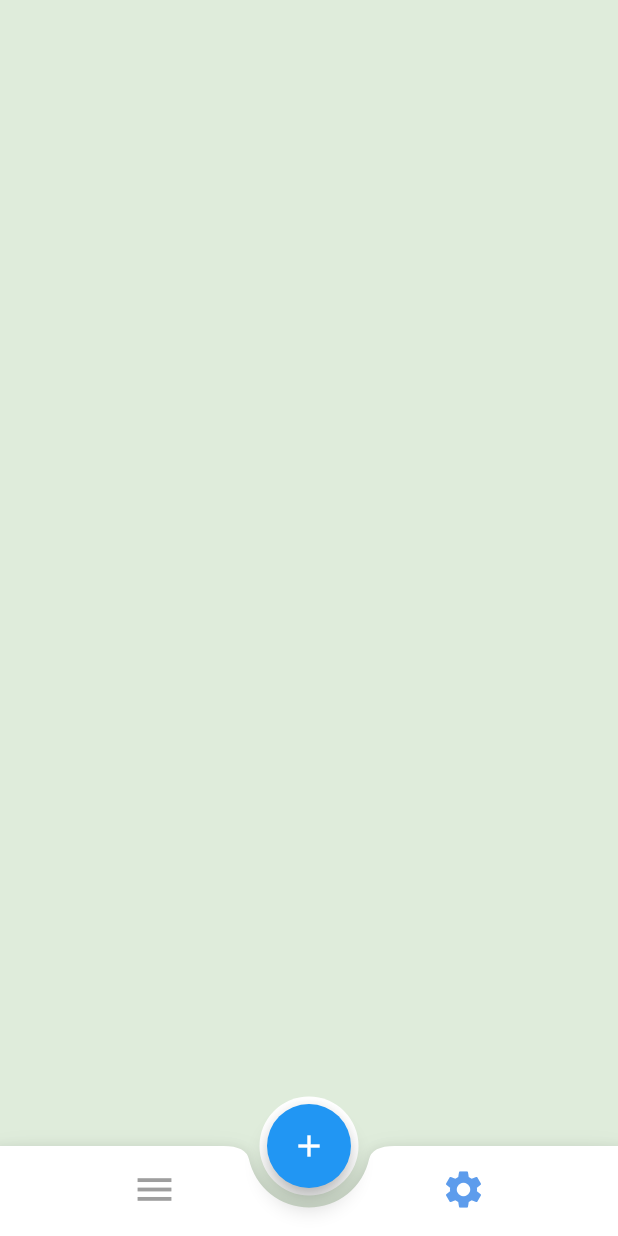
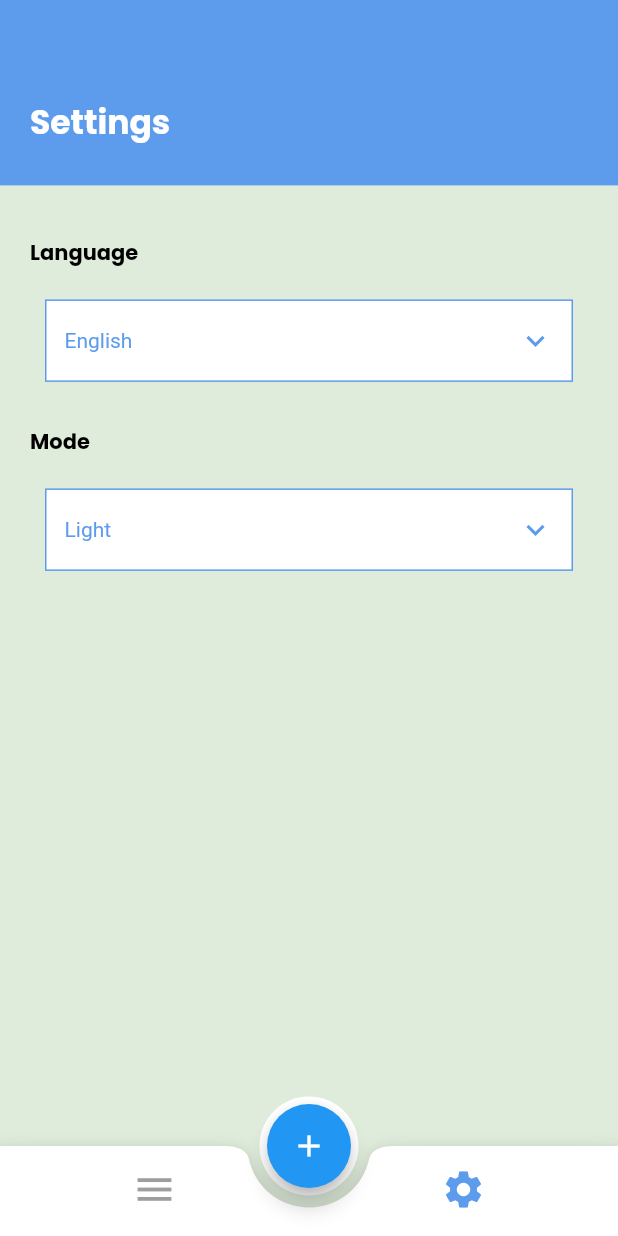
Before and after one commit to basmalahesham/todo_app_c9, a Flutter app: the screen it shows after launch, item 2 of the bottom bar chosen, on a phone screen of 412 x 824 dp. Run offline on Flutter 3.47's test engine with Material 2 defaults, Android fonts, the phone set to English and light mode, and no system bars; our stand-ins replace calendar_timeline, google_fonts.

Commit message:
create todoApp

```diff
--- a/lib/moduls/settings/settings_view.dart
+++ b/lib/moduls/settings/settings_view.dart
@@ -1,10 +1,132 @@
 import 'package:flutter/material.dart';
+import 'package:google_fonts/google_fonts.dart';
+
+import '../../core/theme/app_theme.dart';
 
 class SettingsView extends StatelessWidget {
   const SettingsView({super.key});
 
   @override
   Widget build(BuildContext context) {
-    return Container();
+    var mediaQuery = MediaQuery.of(context).size;
+    return Column(
+      children: [
+        Container(
+          alignment: Alignment.centerLeft,
+          padding: EdgeInsets.only(top: 40, left: 20),
+          width: mediaQuery.width,
+          height: mediaQuery.height * 0.15,
+          color: AppTheme.primaryColor,
+          child: Text(
+            'Settings',
+            style: GoogleFonts.poppins(
+              fontWeight: FontWeight.bold,
+              fontSize: 22,
+              color: Colors.white,
+            ),
+          ),
+        ),
+        Center(
+          child: Container(
+            padding: EdgeInsets.symmetric(
+              horizontal: 20,
+              vertical: 35,
+            ),
+            child: Column(
+              crossAxisAlignment: CrossAxisAlignment.stretch,
+              children: [
+                Text(
+                  'Language',
+                  textAlign: TextAlign.start,
+                  style: GoogleFonts.poppins(
+                    fontWeight: FontWeight.bold,
+                    fontSize: 14,
+                    color: Colors.black,
+                  ),
+                ),
+                InkWell(
+                  onTap: () {},
+                  child: Container(
+                    margin: const EdgeInsets.only(
+                      top: 20,
+                      left: 10,
+                      right: 10,
+                    ),
+                    padding: const EdgeInsets.symmetric(
+                        horizontal: 12, vertical: 10),
+                    height: 55,
+                    decoration: BoxDecoration(
+                        color: Colors.white,
+                        border: Border.all(color: AppTheme.primaryColor)),
+                    child: Row(
+                      mainAxisAlignment: MainAxisAlignment.spaceBetween,
+                      children: [
+                        Text(
+                          'English',
+                          style: GoogleFonts.roboto(
+                            fontWeight: FontWeight.normal,
+                            fontSize: 14,
+                            color: AppTheme.primaryColor,
+                          ),
+                        ),
+                        Icon(
+                          Icons.keyboard_arrow_down_outlined,
+                          color: AppTheme.primaryColor,
+                        ),
+                      ],
+                    ),
+                  ),
+                ),
+                const SizedBox(
+                  height: 30,
+                ),
+                Text(
+                  'Mode',
+                  textAlign: TextAlign.start,
+                  style: GoogleFonts.poppins(
+                    fontWeight: FontWeight.bold,
+                    fontSize: 14,
+                    color: Colors.black,
+                  ),
+                ),
+                InkWell(
+                  onTap: () {},
+                  child: Container(
+                    margin: const EdgeInsets.only(
+                      top: 20,
+                      left: 10,
+                      right: 10,
+                    ),
+                    padding: const EdgeInsets.symmetric(
+                        horizontal: 12, vertical: 10),
+                    height: 55,
+                    decoration: BoxDecoration(
+                        color: Colors.white,
+                        border: Border.all(color: AppTheme.primaryColor)),
+                    child: Row(
+                      mainAxisAlignment: MainAxisAlignment.spaceBetween,
+                      children: [
+                        Text(
+                          'Light',
+                          style: GoogleFonts.roboto(
+                            fontWeight: FontWeight.normal,
+                            fontSize: 14,
+                            color: AppTheme.primaryColor,
+                          ),
+                        ),
+                        Icon(
+                          Icons.keyboard_arrow_down_outlined,
+                          color: AppTheme.primaryColor,
+                        ),
+                      ],
+                    ),
+                  ),
+                ),
+              ],
+            ),
+          ),
+        )
+      ],
+    );
   }
 }
```
